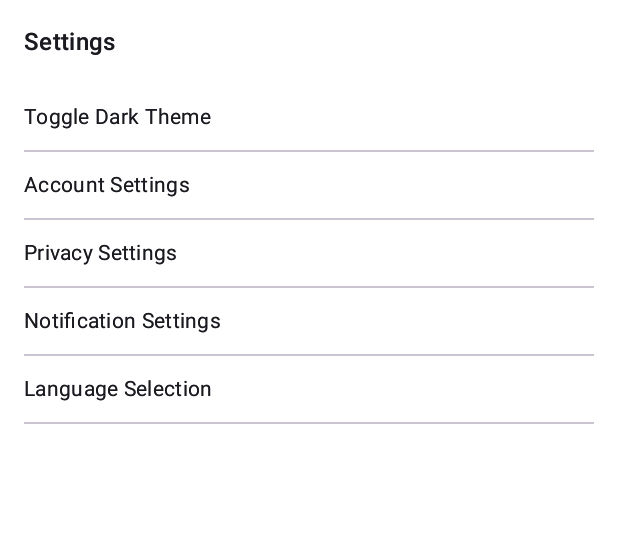
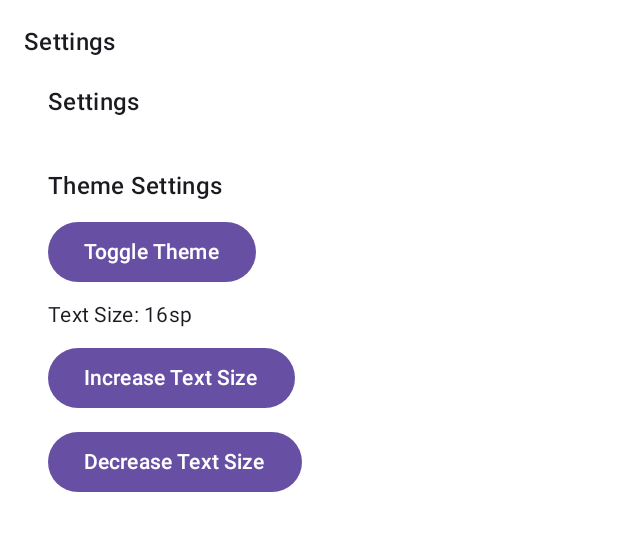
Before and after one commit to RomanTsisyk/Read-Learn, an Android app built with Jetpack Compose: the composable MainScreen shown on its own in the app's theme, after a tap on "Settings", on a phone screen of 412 x 824 dp, the part 96-647 px from its top. Run offline under Robolectric (Android 15) with nearby library versions, the phone set to English and light mode, and no system bars; our stand-ins replace Dagger/Hilt's generated code, livedata-compose; pictures from the network do not load; 1 other tap on this screen came first.

Commit message:
save progress of app settings implementation

```diff
--- a/app/build.gradle.kts
+++ b/app/build.gradle.kts
@@ -74,6 +74,7 @@ dependencies {
     implementation (libs.androidx.room.ktx)
 
     // Compose UI
+    implementation (libs.androidx.runtime.livedata)
     implementation(libs.ui)
     implementation(libs.androidx.ui)
     implementation(libs.androidx.ui.graphics)
--- a/app/src/main/java/slavic_api/github/io/android/ui/SettingsScreen.kt
+++ /dev/null
@@ -1,88 +0,0 @@
-package slavic_api.github.io.android.ui
-
-import androidx.compose.foundation.layout.*
-import androidx.compose.material3.MaterialTheme
-import androidx.compose.material3.Text
-import androidx.compose.runtime.Composable
-import androidx.compose.ui.Modifier
-import androidx.compose.ui.unit.dp
-
-import androidx.compose.foundation.clickable
-import androidx.compose.material3.*
-import androidx.compose.runtime.mutableStateOf
-import androidx.compose.runtime.remember
-import slavic_api.github.io.android.data.model.SettingOption
-
-@Composable
-fun SettingsScreen() {
-    val isDarkTheme = remember { mutableStateOf(false) }
-
-    val settingsOptions = listOf(
-        SettingOption("Toggle Dark Theme") {
-            isDarkTheme.value = !isDarkTheme.value
-        },
-        SettingOption("Account Settings") {
-            // Navigate to Account Settings Screen or show dialog
-        },
-        SettingOption("Privacy Settings") {
-            // Navigate to Privacy Settings Screen or show dialog
-        },
-        SettingOption("Notification Settings") {
-            // Navigate to Notification Settings Screen or show dialog
-        },
-        SettingOption("Language Selection") {
-            // Navigate to Language Selection Screen or show dialog
-        }
-    )
-
-    Column(
-        modifier = Modifier
-            .fillMaxSize()
-            .padding(16.dp)
-    ) {
-        Text(text = "Settings", style = MaterialTheme.typography.titleMedium)
-        Spacer(modifier = Modifier.height(16.dp))
-        settingsOptions.forEach { settingOption ->
-            SettingItem(settingOption)
-            Divider()
-        }
-    }
-
-    if (isDarkTheme.value) {
-        MaterialTheme(colorScheme = darkColorScheme()) {
-            SettingsScreenContent(settingsOptions)
-        }
-    } else {
-        MaterialTheme(colorScheme = lightColorScheme()) {
-            SettingsScreenContent(settingsOptions)
-        }
-    }
-}
-
-@Composable
-fun SettingItem(settingOption: SettingOption) {
-    Text(
-        text = settingOption.title,
-        style = MaterialTheme.typography.bodyMedium,
-        modifier = Modifier
-            .fillMaxWidth()
-            .padding(vertical = 12.dp)
-            .clickable { settingOption.action() }
-    )
-}
-
-@Composable
-fun SettingsScreenContent(settingsOptions: List<SettingOption>) {
-    Column(
-        modifier = Modifier
-            .fillMaxSize()
-            .padding(16.dp)
-    ) {
-        Text(text = "Settings", style = MaterialTheme.typography.titleMedium)
-        Spacer(modifier = Modifier.height(16.dp))
-        settingsOptions.forEach { settingOption ->
-            SettingItem(settingOption)
-            Divider()
-        }
-    }
-}
--- /dev/null
+++ b/app/src/main/java/slavic_api/github/io/android/ui/settings/SettingsScreen.kt
@@ -0,0 +1,100 @@
+package slavic_api.github.io.android.ui.settings
+
+import androidx.compose.foundation.clickable
+import androidx.compose.foundation.layout.*
+import androidx.compose.material3.*
+import androidx.compose.runtime.*
+import androidx.compose.ui.Modifier
+import androidx.compose.ui.unit.dp
+import androidx.hilt.navigation.compose.hiltViewModel
+import slavic_api.github.io.android.data.model.SettingOption
+import slavic_api.github.io.android.ui.theme.ThemeViewModel
+
+@Composable
+fun SettingsScreen() {
+    val themeViewModel: ThemeViewModel = hiltViewModel()
+    val isDarkTheme by themeViewModel.isDarkTheme
+
+    val settingsOptions = listOf(
+        SettingOption("Toggle Dark Theme") {
+            themeViewModel.toggleTheme()
+        },
+        SettingOption("Adjust Text Size") {
+            // Placeholder action
+        },
+        SettingOption("Account Settings") {
+            // Navigate to Account Settings Screen or show dialog
+        },
+        SettingOption("Privacy Settings") {
+            // Navigate to Privacy Settings Screen or show dialog
+        },
+        SettingOption("Notification Settings") {
+            // Navigate to Notification Settings Screen or show dialog
+        },
+        SettingOption("Language Selection") {
+            // Navigate to Language Selection Screen or show dialog
+        }
+    )
+
+    Column(
+        modifier = Modifier
+            .fillMaxSize()
+            .padding(16.dp)
+    ) {
+        Text(text = "Settings", style = MaterialTheme.typography.titleMedium)
+
+        if (isDarkTheme) {
+            MaterialTheme(colorScheme = darkColorScheme()) {
+                SettingsScreenContent(settingsOptions, themeViewModel)
+            }
+        } else {
+            MaterialTheme(colorScheme = lightColorScheme()) {
+                SettingsScreenContent(settingsOptions, themeViewModel)
+            }
+        }
+    }
+}
+
+@Composable
+fun SettingItem(settingOption: SettingOption) {
+    Text(
+        text = settingOption.title,
+        style = MaterialTheme.typography.bodyMedium,
+        modifier = Modifier
+            .fillMaxWidth()
+            .padding(vertical = 12.dp)
+            .clickable { settingOption.action() }
+    )
+}
+
+@Composable
+fun SettingsScreenContent(settingsOptions: List<SettingOption>, themeViewModel: ThemeViewModel) {
+    Column(
+        modifier = Modifier
+            .fillMaxSize()
+            .padding(16.dp)
+    ) {
+        Text(text = "Settings", style = MaterialTheme.typography.titleMedium)
+        Spacer(modifier = Modifier.height(16.dp))
+//        settingsOptions.forEach { settingOption ->
+//            SettingItem(settingOption)
+//            Divider()
+//        }
+        Spacer(modifier = Modifier.height(16.dp))
+        Text(text = "Theme Settings", style = MaterialTheme.typography.titleMedium)
+        Spacer(modifier = Modifier.height(8.dp))
+        Button(onClick = { themeViewModel.toggleTheme() }) {
+            Text("Toggle Theme")
+        }
+        Spacer(modifier = Modifier.height(8.dp))
+        Text(text = "Text Size: ${(themeViewModel.textSizeFactor.value * 16).toInt()}sp", style = MaterialTheme.typography.bodyMedium)
+        Spacer(modifier = Modifier.height(8.dp))
+        Button(onClick = { themeViewModel.increaseTextSize() }) {
+            Text("Increase Text Size")
+        }
+        Spacer(modifier = Modifier.height(8.dp))
+        Button(onClick = { themeViewModel.decreaseTextSize() }) {
+            Text("Decrease Text Size")
+        }
+    }
+}
--- a/app/src/main/java/slavic_api/github/io/android/ui/theme/Theme.kt
+++ b/app/src/main/java/slavic_api/github/io/android/ui/theme/Theme.kt
@@ -10,31 +10,40 @@ import androidx.compose.material3.dynamicLightColorScheme
 import androidx.compose.material3.lightColorScheme
 import androidx.compose.runtime.Composable
 import androidx.compose.runtime.SideEffect
+import androidx.compose.ui.graphics.Color
 import androidx.compose.ui.graphics.toArgb
 import androidx.compose.ui.platform.LocalContext
 import androidx.compose.ui.platform.LocalView
 import androidx.core.view.WindowCompat
+import androidx.lifecycle.viewmodel.compose.viewModel
+import androidx.compose.runtime.getValue
+import androidx.compose.runtime.livedata.observeAsState
+import androidx.compose.ui.unit.sp
 
-private val DarkColorScheme = darkColorScheme(
-    primary = Purple80,
-    secondary = PurpleGrey80,
-    tertiary = Pink80
+val LightColorScheme = lightColorScheme(
+    primary = Color(0xFF6200EE),
+    secondary = Color(0xFF03DAC6),
+    background = Color(0xFFFFFFFF),
+    surface = Color(0xFFFFFFFF),
+    error = Color(0xFFB00020),
+    onPrimary = Color(0xFFFFFFFF),
+    onSecondary = Color(0xFF000000),
+    onBackground = Color(0xFF000000),
+    onSurface = Color(0xFF000000),
+    onError = Color(0xFFFFFFFF)
 )
 
-private val LightColorScheme = lightColorScheme(
-    primary = Purple40,
-    secondary = PurpleGrey40,
-    tertiary = Pink40
-
-    /* Other default colors to override
-    background = Color(0xFFFFFBFE),
-    surface = Color(0xFFFFFBFE),
-    onPrimary = Color.White,
-    onSecondary = Color.White,
-    onTertiary = Color.White,
-    onBackground = Color(0xFF1C1B1F),
-    onSurface = Color(0xFF1C1B1F),
-    */
+val DarkColorScheme = darkColorScheme(
+    primary = Color(0xFFBB86FC),
+    secondary = Color(0xFF03DAC6),
+    background = Color(0xFF121212),
+    surface = Color(0xFF121212),
+    error = Color(0xFFCF6679),
+    onPrimary = Color(0xFF000000),
+    onSecondary = Color(0xFF000000),
+    onBackground = Color(0xFFFFFFFF),
+    onSurface = Color(0xFFFFFFFF),
+    onError = Color(0xFF000000)
 )
 
 @Composable
@@ -42,29 +51,40 @@ fun ReadAndLeardTheme(
     darkTheme: Boolean = isSystemInDarkTheme(),
     // Dynamic color is available on Android 12+
     dynamicColor: Boolean = true,
+    viewModel: ThemeViewModel = viewModel(),
     content: @Composable () -> Unit
 ) {
+    val isDarkTheme by viewModel.isDarkTheme
+    val textSizeFactor by viewModel.textSizeFactor
+
     val colorScheme = when {
         dynamicColor && Build.VERSION.SDK_INT >= Build.VERSION_CODES.S -> {
             val context = LocalContext.current
-            if (darkTheme) dynamicDarkColorScheme(context) else dynamicLightColorScheme(context)
+            if (isDarkTheme) dynamicDarkColorScheme(context) else dynamicLightColorScheme(context)
         }
-
-        darkTheme -> DarkColorScheme
+        isDarkTheme -> DarkColorScheme
         else -> LightColorScheme
     }
+
     val view = LocalView.current
     if (!view.isInEditMode) {
         SideEffect {
             val window = (view.context as Activity).window
             window.statusBarColor = colorScheme.primary.toArgb()
-            WindowCompat.getInsetsController(window, view).isAppearanceLightStatusBars = darkTheme
+            WindowCompat.getInsetsController(window, view).isAppearanceLightStatusBars = isDarkTheme
         }
     }
 
     MaterialTheme(
         colorScheme = colorScheme,
-        typography = Typography,
+        typography = Typography.copy(
+            bodyMedium = Typography.bodyMedium.copy(fontSize = (Typography.bodyMedium.fontSize.value * textSizeFactor).sp),
+            bodySmall = Typography.bodySmall.copy(fontSize = (Typography.bodySmall.fontSize.value * textSizeFactor).sp),
+            bodyLarge = Typography.bodyLarge.copy(fontSize = (Typography.bodyLarge.fontSize.value * textSizeFactor).sp),
+            titleMedium = Typography.titleMedium.copy(fontSize = (Typography.titleMedium.fontSize.value * textSizeFactor).sp),
+            titleSmall = Typography.titleSmall.copy(fontSize = (Typography.titleSmall.fontSize.value * textSizeFactor).sp),
+            titleLarge = Typography.titleLarge.copy(fontSize = (Typography.titleLarge.fontSize.value * textSizeFactor).sp)
+        ),
         content = content
     )
 }
--- /dev/null
+++ b/app/src/main/java/slavic_api/github/io/android/ui/theme/ThemeViewModel.kt
@@ -0,0 +1,23 @@
+package slavic_api.github.io.android.ui.theme
+
+import androidx.lifecycle.ViewModel
+import androidx.compose.runtime.mutableStateOf
+
+class ThemeViewModel : ViewModel() {
+    val isDarkTheme = mutableStateOf(false)
+    val textSizeFactor = mutableStateOf(1.0f)
+
+    fun toggleTheme() {
+        isDarkTheme.value = !isDarkTheme.value
+    }
+
+    fun increaseTextSize() {
+        textSizeFactor.value += 0.1f
+    }
+
+    fun decreaseTextSize() {
+        if (textSizeFactor.value > 0.5f) {
+            textSizeFactor.value -= 0.1f
+        }
+    }
+}
--- a/app/src/main/java/slavic_api/github/io/android/ui/views/NavGraph.kt
+++ b/app/src/main/java/slavic_api/github/io/android/ui/views/NavGraph.kt
@@ -10,7 +10,7 @@ import androidx.navigation.compose.composable
 import androidx.navigation.navArgument
 import slavic_api.github.io.android.ui.AboutScreen
 import slavic_api.github.io.android.ui.LibrariesScreen
-import slavic_api.github.io.android.ui.SettingsScreen
+import slavic_api.github.io.android.ui.settings.SettingsScreen
 import slavic_api.github.io.android.ui.deitiesList.DeitiesListScreen
 import slavic_api.github.io.android.ui.deitydetail.DeityDetailScreen
 
```
Also changed, not shown: gradle/libs.versions.toml (+4 -4 lines).
